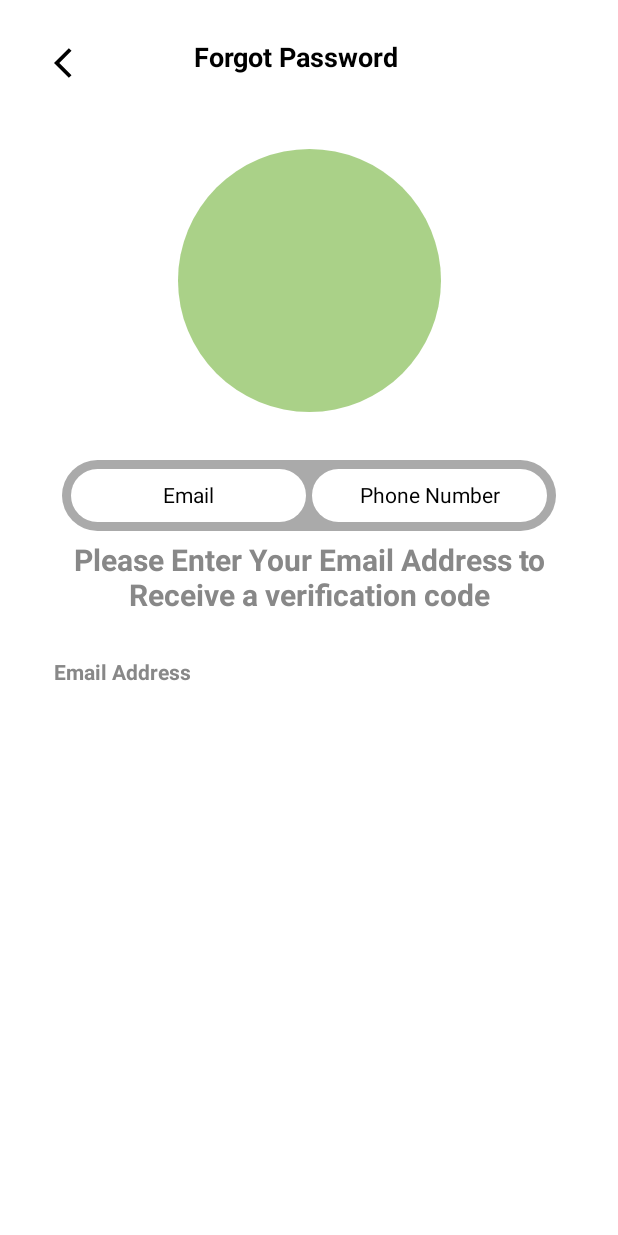
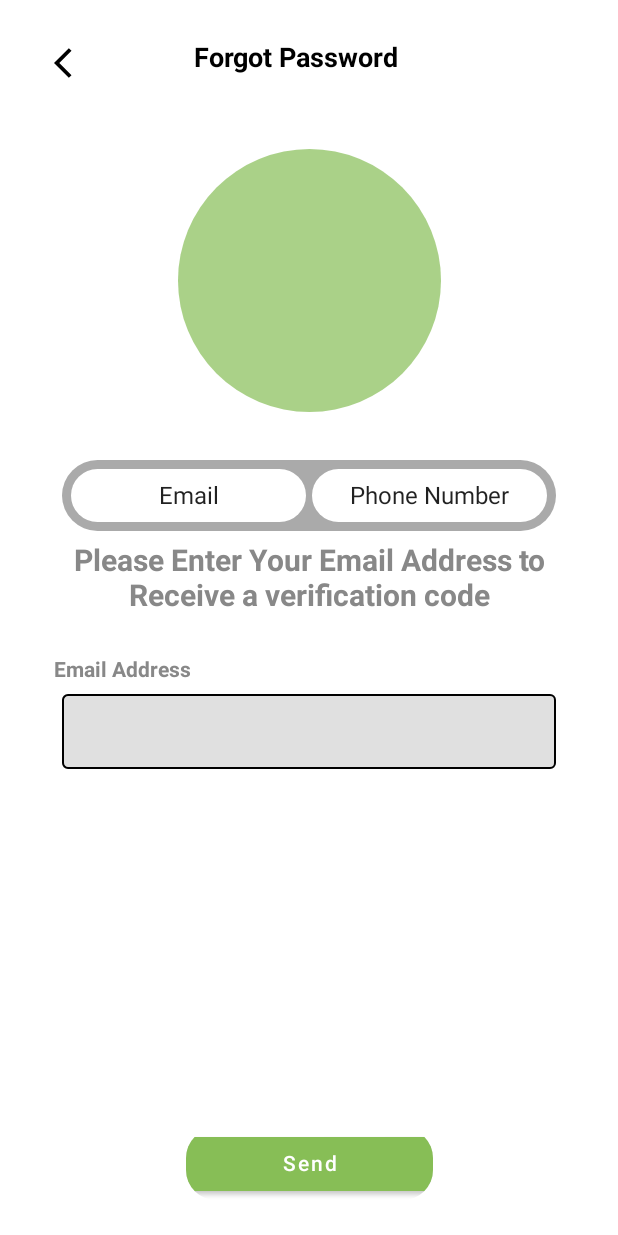
Before and after one commit to ferdiallen/EcoBikeAlpha, an Android app built with Jetpack Compose: the screen it shows after launch (MainActivity), after a tap on "Forgot Password ?", on a phone screen of 412 x 824 dp. Run offline under Robolectric (Android 15) with nearby library versions, the phone set to English and light mode, and no system bars; our stand-ins replace accompanist.

Commit message:
Small updates and fixes

```diff
--- a/app/src/main/java/com/tia/ecobike/MainActivity.kt
+++ b/app/src/main/java/com/tia/ecobike/MainActivity.kt
@@ -18,6 +18,7 @@ import com.google.accompanist.systemuicontroller.rememberSystemUiController
 import com.tia.ecobike.navigation.ForgotDisplay
 import com.tia.ecobike.navigation.LoginDisplays
 import com.tia.ecobike.navigators.NavigatorQueue
+import com.tia.ecobike.ui.theme.EcoBikeTheme
 import com.tia.ecobike.ui.theme.Greenify
 
 class MainActivity : ComponentActivity() {
@@ -28,8 +29,10 @@ class MainActivity : ComponentActivity() {
     override fun onCreate(savedInstanceState: Bundle?) {
         super.onCreate(savedInstanceState)
         setContent {
-            navController = rememberNavController()
-            AdminController(nav = navController)
+            EcoBikeTheme {
+                navController = rememberNavController()
+                AdminController(nav = navController)
+            }
         }
     }
 }
@@ -42,13 +45,13 @@ fun AdminController(nav: NavHostController) {
     val currentstack by nav.currentBackStackEntryAsState()
     val uiState = isSystemInDarkTheme()
     fun isDarkOrLight(): Boolean {
-       return when (uiState){
-            true->{
+        return when (uiState) {
+            true -> {
                 false
             }
-           false->{
-               true
-           }
+            false -> {
+                true
+            }
         }
     }
     when (currentstack?.destination?.route) {
--- a/app/src/main/java/com/tia/ecobike/navigation/ForgotPasswordDisplay.kt
+++ b/app/src/main/java/com/tia/ecobike/navigation/ForgotPasswordDisplay.kt
@@ -2,12 +2,12 @@ package com.tia.ecobike.navigation
 
 import androidx.compose.foundation.ExperimentalFoundationApi
 import androidx.compose.foundation.background
+import androidx.compose.foundation.isSystemInDarkTheme
 import androidx.compose.foundation.layout.*
 import androidx.compose.foundation.shape.CircleShape
 import androidx.compose.foundation.shape.RoundedCornerShape
-import androidx.compose.material.Icon
-import androidx.compose.material.IconButton
-import androidx.compose.material.Text
+import androidx.compose.foundation.text.KeyboardOptions
+import androidx.compose.material.*
 import androidx.compose.material.icons.Icons
 import androidx.compose.material.icons.filled.ArrowBackIos
 import androidx.compose.runtime.Composable
@@ -16,6 +16,7 @@ import androidx.compose.runtime.mutableStateOf
 import androidx.compose.runtime.saveable.rememberSaveable
 import androidx.compose.runtime.setValue
 import androidx.compose.ui.Alignment
+import androidx.compose.ui.Alignment.Companion.Bottom
 import androidx.compose.ui.Alignment.Companion.Center
 import androidx.compose.ui.Alignment.Companion.CenterHorizontally
 import androidx.compose.ui.Modifier
@@ -23,6 +24,7 @@ import androidx.compose.ui.draw.clip
 import androidx.compose.ui.graphics.Color
 import androidx.compose.ui.res.stringResource
 import androidx.compose.ui.text.font.FontWeight
+import androidx.compose.ui.text.input.KeyboardType
 import androidx.compose.ui.text.style.TextAlign
 import androidx.compose.ui.unit.dp
 import androidx.compose.ui.unit.sp
@@ -34,8 +36,19 @@ import com.tia.ecobike.ui.theme.GreyLight
 @ExperimentalFoundationApi
 @Composable
 fun ForgotDisplay(nav: NavHostController) {
-    var newpassword by rememberSaveable {
+    var emailaddr by rememberSaveable {
         mutableStateOf("")
+    }
+    val isSystemDark = isSystemInDarkTheme()
+    fun isDark(): Color {
+        return when (isSystemDark) {
+            true -> {
+                Color.White
+            }
+            false -> {
+                Color.Black
+            }
+        }
     }
     Column(
         Modifier
@@ -54,13 +67,15 @@ fun ForgotDisplay(nav: NavHostController) {
             ) {
                 Icon(
                     imageVector = Icons.Default.ArrowBackIos,
-                    contentDescription = "Back Arrow", modifier = Modifier.align(Center)
+                    contentDescription = "Back Arrow",
+                    modifier = Modifier.align(Center),
+                    tint = isDark()
                 )
             }
             Text(
                 text = "Forgot Password",
                 fontWeight = FontWeight.Bold,
-                textAlign = TextAlign.Center, fontSize = 18.sp
+                textAlign = TextAlign.Center, fontSize = 18.sp, color = isDark()
             )
         }
         Spacer(modifier = Modifier.height(44.dp))
@@ -117,16 +132,52 @@ fun ForgotDisplay(nav: NavHostController) {
             color = Color.Gray,
             textAlign = TextAlign.Center,
             fontSize = 20.sp,
-            modifier = Modifier.fillMaxWidth().padding(start = 24.dp,end = 24.dp)
+            modifier = Modifier
+                .fillMaxWidth()
+                .padding(start = 24.dp, end = 24.dp)
         )
-        Spacer(modifier = Modifier.height(32.dp))
+        Spacer(modifier = Modifier.height(30.dp))
         Text(
             text = "Email Address",
             fontWeight = FontWeight.Bold,
             color = Color.Gray,
             fontSize = 14.sp,
-            modifier = Modifier.fillMaxWidth().padding(start = 36.dp)
+            modifier = Modifier
+                .fillMaxWidth()
+                .padding(start = 36.dp)
         )
+        Spacer(modifier = Modifier.height(8.dp))
+        OutlinedTextField(
+            value = emailaddr,
+            onValueChange = {
+                emailaddr = it
+            },
+            modifier = Modifier
+                .fillMaxWidth(0.8F)
+                .height(50.dp)
+                .align(CenterHorizontally),
+            colors = TextFieldDefaults.textFieldColors(
+                focusedIndicatorColor = isDark(),
+                unfocusedIndicatorColor = isDark(), textColor = isDark()
+            ),
+            maxLines = 1,
+            singleLine = true,
+            keyboardOptions = KeyboardOptions(keyboardType = KeyboardType.Email)
+        )
+        Row(
+            Modifier
+                .fillMaxSize()
+                .padding(bottom = 24.dp),
+            horizontalArrangement = Arrangement.Center
+        ) {
+            Button(
+                onClick = { /*TODO*/ }, modifier = Modifier
+                    .fillMaxWidth(0.4F)
+                    .clip(RoundedCornerShape(20.dp))
+                    .align(Bottom), colors = ButtonDefaults.buttonColors(backgroundColor = Greenify)
+            ) {
+                Text(text = "Send",color = Color.White,textAlign = TextAlign.Center)
+            }
+        }
     }
-
 }
--- a/app/src/main/java/com/tia/ecobike/ui/theme/Theme.kt
+++ b/app/src/main/java/com/tia/ecobike/ui/theme/Theme.kt
@@ -7,13 +7,13 @@ import androidx.compose.material.lightColors
 import androidx.compose.runtime.Composable
 
 private val DarkColorPalette = darkColors(
-    primary = Purple200,
+    primary = Greenify,
     primaryVariant = Purple700,
     secondary = Teal200
 )
 
 private val LightColorPalette = lightColors(
-    primary = Purple500,
+    primary = Greenify,
     primaryVariant = Purple700,
     secondary = Teal200
 
```
Also changed, not shown: 1 other file.
